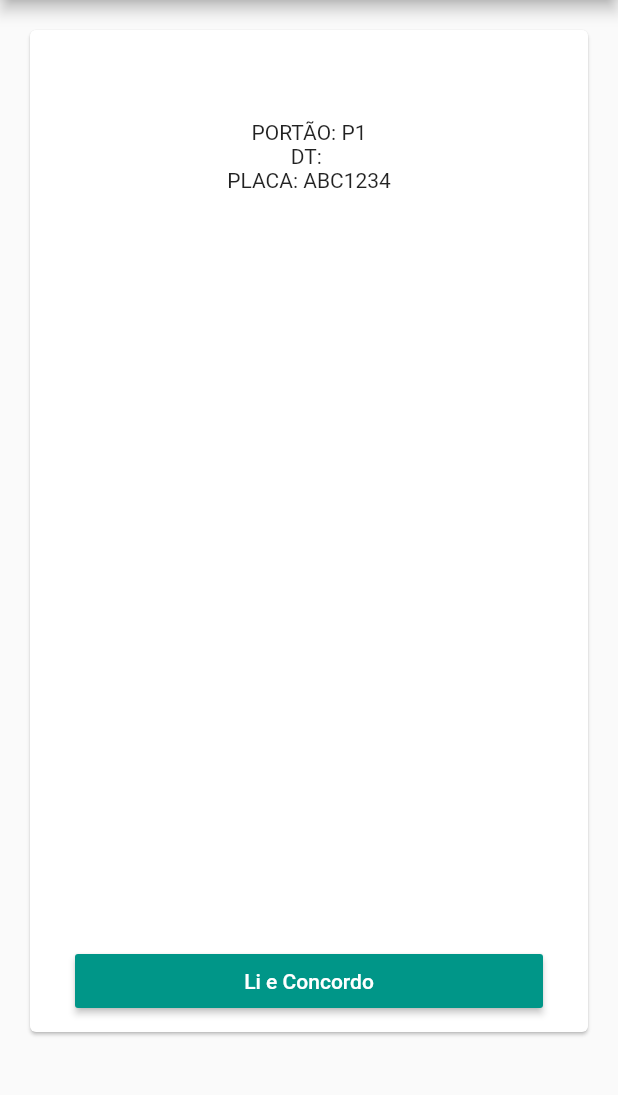
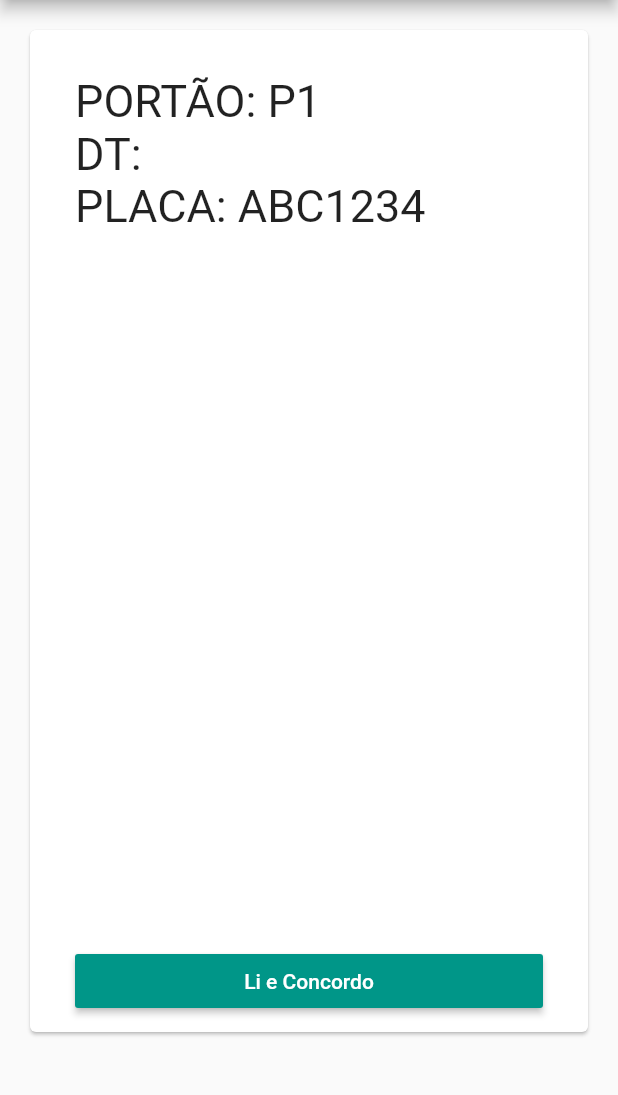
Before and after one commit to renandame/hello_word, a Flutter app: the screen it shows after launch, after a tap on "Continuar", on a phone screen of 412 x 824 dp, the part 84-1179 px from its top. Run offline on Flutter 3.47's test engine with Material 2 defaults, Android fonts, the phone set to English and light mode, and no system bars.

Commit message:
Created card template

```diff
--- a/lib/check_dt.dart
+++ b/lib/check_dt.dart
@@ -1,6 +1,7 @@
 import 'package:flutter/material.dart';
 
 import 'components/appbar.dart';
+import 'components/card_content.dart';
 
 class CheckDt extends StatelessWidget {
   final String dt;
@@ -10,17 +11,14 @@ class CheckDt extends StatelessWidget {
   Widget build(BuildContext context) {
     return Scaffold(
       appBar: ExpeditionAppBar(),
-      body: Card(
-        margin: EdgeInsets.fromLTRB(20, 20, 20, 80),
-        child: Container(
-          constraints: BoxConstraints.expand(),
-          padding: EdgeInsets.fromLTRB(30, 30, 30, 10),
-          child: Column(
-            children: <Widget>[
-          SizedBox(height: 30),
-          Text("PORTÃO: $gate"),
-          Text("DT: $dt"),
-          Text("PLACA: ABC1234"),
+      body: CardContent(
+        content: <Widget>[
+          Text("PORTÃO: $gate",
+            style: TextStyle(fontSize: 30)),
+          Text("DT: $dt",
+            style: TextStyle(fontSize: 30)),
+          Text("PLACA: ABC1234",
+            style: TextStyle(fontSize: 30)),
           Expanded(
             child: Align(
               widthFactor: 2,
@@ -33,8 +31,7 @@ class CheckDt extends StatelessWidget {
               )
             )
           )
-         ])
-        ),
+        ]
       )
     );
   }
--- a/lib/components/card_content.dart
+++ b/lib/components/card_content.dart
@@ -1,19 +1,20 @@
 import 'package:flutter/material.dart';
 
 class CardContent extends StatelessWidget {
+  final List<Widget> content;
+
+  const CardContent({Key key, this.content}) : super(key: key);
+
   @override
   Widget build(BuildContext context) {
-    return Container(
-      child: Card(
+    return Card(
         margin: EdgeInsets.fromLTRB(20, 20, 20, 80),
         child: Container(
           constraints: BoxConstraints.expand(),
           padding: EdgeInsets.fromLTRB(30, 30, 30, 10),
           child: Column(
-            children: <Widget>[
-
-            ]
-          )
+            crossAxisAlignment: CrossAxisAlignment.start,
+            children: this.content
         ),
       )
     );
--- a/lib/expedition.dart
+++ b/lib/expedition.dart
@@ -1,5 +1,6 @@
 import 'package:flutter/material.dart';
 import 'package:hello_word/components/appbar.dart';
+import 'package:hello_word/components/card_content.dart';
 
 import 'check_dt.dart';
 
@@ -15,13 +16,8 @@ class _ExpeditionState extends State<Expedition> {
   Widget build(BuildContext context) {
     return Scaffold(
       appBar: ExpeditionAppBar(),
-      body: Card(
-        margin: EdgeInsets.fromLTRB(20, 20, 20, 80),
-        child: Container(
-          constraints: BoxConstraints.expand(),
-          padding: EdgeInsets.fromLTRB(30, 30, 30, 10),
-          child: Column(
-            children: <Widget>[
+      body: CardContent(
+        content: <Widget>[
           DropdownButton<String>(
             isExpanded: true,
             value: gate,
@@ -52,7 +48,6 @@ class _ExpeditionState extends State<Expedition> {
           ),
           Expanded(
             child: Align(
-              widthFactor: 2,
               alignment: Alignment.bottomCenter,
               child: MaterialButton(child: Text("Continuar"),
                 onPressed: (){Navigator.push(
@@ -66,8 +61,7 @@ class _ExpeditionState extends State<Expedition> {
               )
             )
           )
-         ])
-        ),
+        ]
       )
     );
   }
--- a/lib/main.dart
+++ b/lib/main.dart
@@ -15,10 +15,8 @@ class MyApp extends StatelessWidget {
       ),
       initialRoute: '/',
     routes: {
-      // When navigating to the "/" route, build the FirstScreen widget.
       '/': (context) => Expedition(),
-      // When navigating to the "/second" route, build the SecondScreen widget.
-      '/check-dt': (context) => CheckDt(),
+      '/check-dt': (context) => CheckDt(dt: "", gate: ""),
     },
     );
   }
```
Lines whose indentation alone changed are shown as unchanged.
